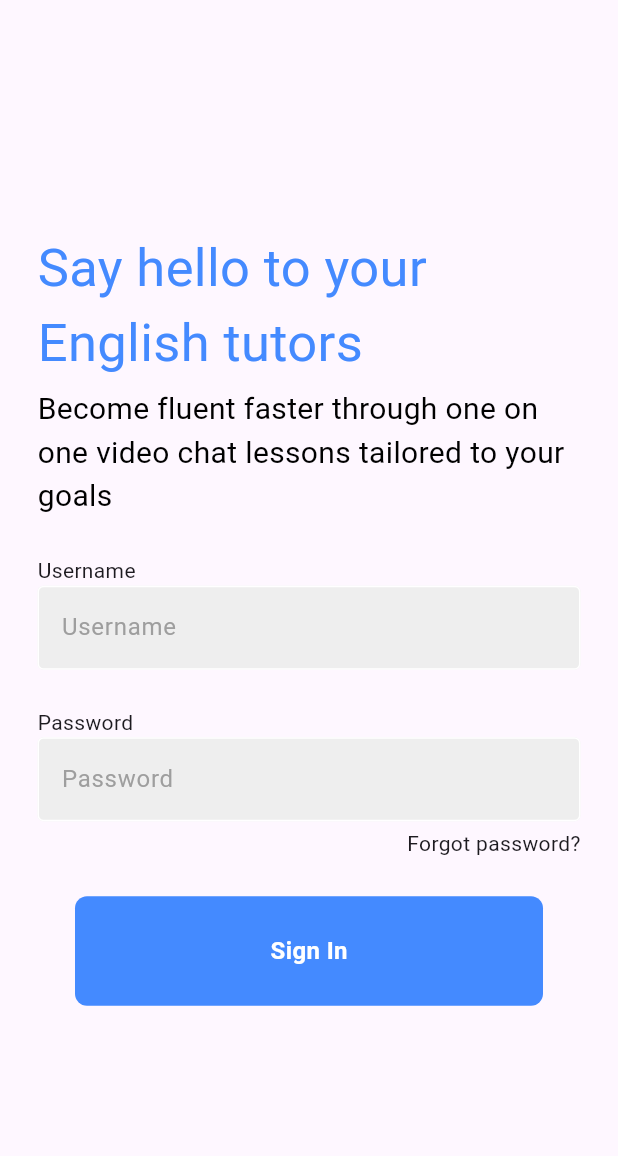
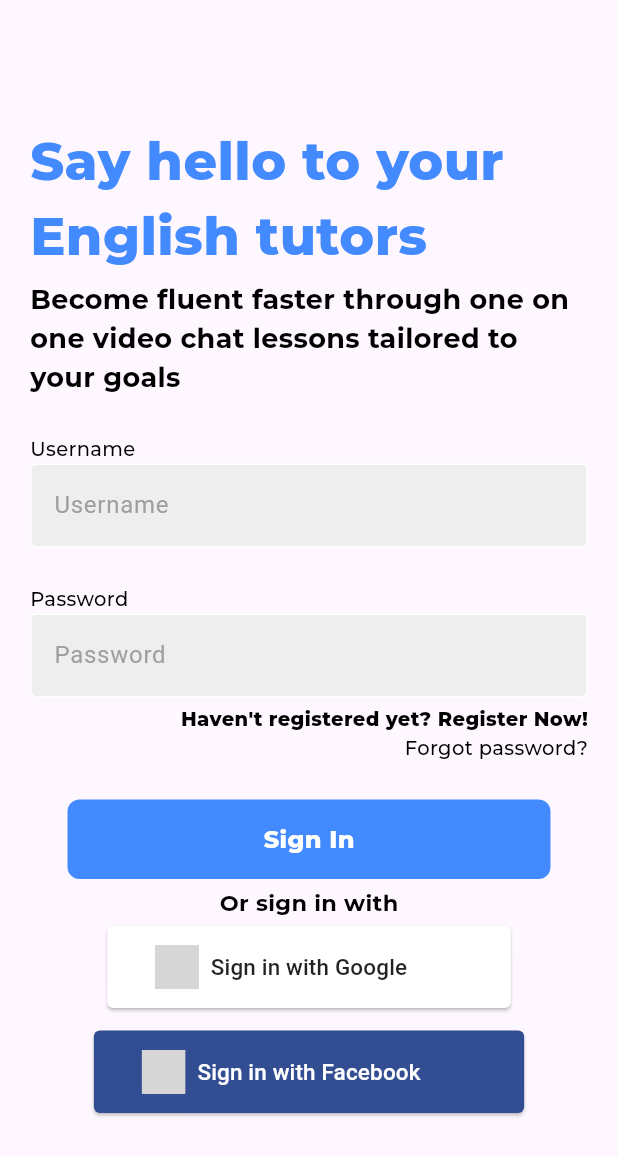
Before and after one commit to MinhSkyDev/MobileAdvanced_Lettutor, a Flutter app: the screen it shows after launch, on a phone screen of 412 x 824 dp. Shown: the top 1156 px of the screen. Run offline on Flutter 3.47's test engine with Material 3 defaults, Android fonts, the phone set to English and light mode, and no system bars; drawn by our look-alikes of social_login_buttons; our stand-ins replace bloc, flutter_bloc, google_fonts; missing offline and left inert: horizontal_list; grey boxes are pictures that could not be loaded.

Commit message:
fix (Stage-3): fix UI/UX

```diff
--- /dev/null
+++ b/lib/common_component/common_header_text.dart
@@ -0,0 +1,64 @@
+import 'package:flutter/material.dart';
+import 'package:google_fonts/google_fonts.dart';
+
+Widget TextHeader1(String text) {
+  return Text(text,
+      style: GoogleFonts.montserrat(
+        fontSize: 35,
+        textStyle: const TextStyle(color: Colors.blueAccent),
+        fontWeight: FontWeight.w800,
+      ));
+}
+
+Widget TextHeader2(String text) {
+  return Text(text,
+      style: GoogleFonts.montserrat(
+        fontSize: 15,
+        textStyle: const TextStyle(color: Colors.black),
+        fontWeight: FontWeight.w700,
+      ));
+}
+
+Widget TextHeader3(String text) {
+  return Text(text,
+      style: GoogleFonts.montserrat(
+        fontSize: 18,
+        textStyle: const TextStyle(color: Colors.black),
+        fontWeight: FontWeight.w700,
+      ));
+}
+
+Widget TextForButton(String text) {
+  return Text(text,
+      style: GoogleFonts.montserrat(
+        fontSize: 16,
+        textStyle: const TextStyle(color: Colors.white),
+        fontWeight: FontWeight.w800,
+      ));
+}
+
+Widget TextCommon(String text) {
+  return Text(text,
+      style: GoogleFonts.montserrat(
+        fontSize: 13,
+        textStyle: const TextStyle(color: Colors.black),
+        fontWeight: FontWeight.w500,
+      ));
+}
+
+Widget TextCommonBold(String text) {
+  return Text(text,
+      style: GoogleFonts.montserrat(
+        fontSize: 13,
+        textStyle: const TextStyle(color: Colors.black),
+        fontWeight: FontWeight.w800,
+      ));
+}
+
+TextStyle TextStyleCommon() {
+  return GoogleFonts.montserrat(
+    fontSize: 13,
+    textStyle: const TextStyle(color: Colors.black),
+    fontWeight: FontWeight.w500,
+  );
+}
--- a/lib/common_component/login_button.dart
+++ b/lib/common_component/login_button.dart
@@ -1,7 +1,5 @@
 import 'package:flutter/material.dart';
-import 'package:flutter/src/widgets/framework.dart';
-import 'package:flutter/src/widgets/placeholder.dart';
-import 'package:flutter/widgets.dart';
+import 'package:lettutor/common_component/common_header_text.dart';
 
 class LoginButton extends StatelessWidget {
   final Function()? onTap;
@@ -12,24 +10,16 @@ class LoginButton extends StatelessWidget {
     return GestureDetector(
       onTap: onTap,
       child: Container(
-        padding: const EdgeInsets.all(25),
+        padding: const EdgeInsets.all(15),
         margin: const EdgeInsets.symmetric(horizontal: 25),
         decoration: BoxDecoration(
           color: Colors.blueAccent,
           borderRadius: BorderRadius.circular(8),
         ),
-        child: const Center(
-          child: Text(
-            "Sign In",
-            style: TextStyle(
-              color: Colors.white,
-              fontWeight: FontWeight.bold,
-              fontSize: 16,
-            ),
-          ),
+        child: Center(
+          child: TextForButton("Sign In"),
         ),
       ),
     );
-    ;
   }
 }
--- a/lib/login/bloc/bloc/login_event.dart
+++ b/lib/login/bloc/bloc/login_event.dart
@@ -12,3 +12,5 @@ class LoginOnForgotPasswordClickButton extends LoginEvent {}
 class LoginOnUsernameTextWrite extends LoginEvent {}
 
 class LoginOnPasswordTextWrite extends LoginEvent {}
+
+class LoginOnRegisterTextPressEvent extends LoginEvent {}
--- a/lib/login/bloc/bloc/login_state.dart
+++ b/lib/login/bloc/bloc/login_state.dart
@@ -10,3 +10,5 @@ class LoginSigninLoading extends LoginState {}
 class LoginSiginLoadedSucces extends LoginState {}
 
 class LoginSigninLoadedFailed extends LoginState {}
+
+class LoginMoveToRegisterScreen extends LoginState {}
--- a/lib/login/ui/login.dart
+++ b/lib/login/ui/login.dart
@@ -1,9 +1,12 @@
 import "package:flutter/material.dart";
 import "package:flutter_bloc/flutter_bloc.dart";
+import "package:lettutor/common_component/common_header_text.dart";
 import "package:lettutor/common_component/login_button.dart";
 import "package:lettutor/common_component/login_textfield.dart";
 import "package:lettutor/dashboard/ui/dashboard.dart";
 import "package:lettutor/login/bloc/bloc/login_bloc.dart";
+import "package:lettutor/register/ui/register.dart";
+import "package:social_login_buttons/social_login_buttons.dart";
 
 class LoginScreen extends StatefulWidget {
   const LoginScreen({super.key});
@@ -30,14 +33,18 @@ class _LoginScreenState extends State<LoginScreen> {
         bloc: loginBloc,
         listener: (context, state) {
           if (state is LoginSiginLoadedSucces) {
-            Navigator.push(context,
-                MaterialPageRoute(builder: (context) => DashboardScreen()));
+            Navigator.push(
+                context,
+                MaterialPageRoute(
+                    builder: (context) => const DashboardScreen()));
+          } else if (state is LoginMoveToRegisterScreen) {
+            moveToRegisterScreen();
           }
         },
         builder: (context, state) {
           switch (state.runtimeType) {
             case LoginSigninLoading:
-              return Center(child: CircularProgressIndicator());
+              return const Center(child: CircularProgressIndicator());
             default:
               return LoginInitialView();
           }
@@ -50,31 +57,32 @@ class _LoginScreenState extends State<LoginScreen> {
     loginBloc.add(LoginOnSigninClickButtonEvent());
   }
 
+  void onRegisterTextButtonPress() {
+    loginBloc.add(LoginOnRegisterTextPressEvent());
+  }
+
+  void onMoveToRegisterTextInput() {}
+
   Center LoginInitialView() {
     return Center(
       child: Padding(
-        padding: EdgeInsets.symmetric(horizontal: 25),
+        padding: const EdgeInsets.all(20),
         child: Column(
           mainAxisAlignment: MainAxisAlignment.center,
           children: [
-            Text(
-              "Say hello to your English tutors",
-              style: TextStyle(color: Colors.blueAccent, fontSize: 35),
-            ),
+            TextHeader1("Say hello to your English tutors"),
             const SizedBox(height: 5),
-            Text(
-              "Become fluent faster through one on one video chat lessons tailored to your goals",
-              style: TextStyle(color: Colors.black, fontSize: 20),
-            ),
+            TextHeader3(
+                "Become fluent faster through one on one video chat lessons tailored to your goals"),
             const SizedBox(
               height: 25,
             ),
             Padding(
-              padding: EdgeInsets.symmetric(horizontal: 0),
+              padding: const EdgeInsets.symmetric(horizontal: 0),
               child: Row(
                 mainAxisAlignment: MainAxisAlignment.start,
                 children: [
-                  Text("Username"),
+                  TextCommon("Username"),
                 ],
               ),
             ),
@@ -87,11 +95,11 @@ class _LoginScreenState extends State<LoginScreen> {
               height: 25,
             ),
             Padding(
-              padding: EdgeInsets.symmetric(horizontal: 0),
+              padding: const EdgeInsets.symmetric(horizontal: 0),
               child: Row(
                 mainAxisAlignment: MainAxisAlignment.start,
                 children: [
-                  Text("Password"),
+                  TextCommon("Password"),
                 ],
               ),
             ),
@@ -106,16 +114,49 @@ class _LoginScreenState extends State<LoginScreen> {
               mainAxisAlignment: MainAxisAlignment.end,
               children: [
                 GestureDetector(
+                  onTap: () {
+                    onRegisterTextButtonPress();
+                  },
+                  child:
+                      TextCommonBold("Haven't registered yet? Register Now!"),
+                ),
+              ],
+            ),
+            Row(
+              mainAxisAlignment: MainAxisAlignment.end,
+              children: [
+                GestureDetector(
                   onTap: () {},
-                  child: Text("Forgot password?"),
+                  child: TextCommon("Forgot password?"),
                 ),
               ],
             ),
             const SizedBox(height: 25),
             LoginButton(onTap: onSigninButton),
+            const SizedBox(height: 5),
+            TextHeader2("Or sign in with"),
+            const SizedBox(
+              height: 5,
+            ),
+            SocialLoginButton(
+              buttonType: SocialLoginButtonType.google,
+              onPressed: () {},
+              mode: SocialLoginButtonMode.multi,
+            ),
+            const SizedBox(height: 15),
+            SocialLoginButton(
+              buttonType: SocialLoginButtonType.facebook,
+              onPressed: () {},
+              mode: SocialLoginButtonMode.multi,
+            ),
           ],
         ),
       ),
     );
   }
+
+  void moveToRegisterScreen() {
+    Navigator.push(context,
+        MaterialPageRoute(builder: (context) => const RegisterScreen()));
+  }
 }
--- /dev/null
+++ b/lib/register/bloc/bloc/register_bloc.dart
@@ -0,0 +1,13 @@
+import 'package:bloc/bloc.dart';
+import 'package:meta/meta.dart';
+
+part 'register_event.dart';
+part 'register_state.dart';
+
+class RegisterBloc extends Bloc<RegisterEvent, RegisterState> {
+  RegisterBloc() : super(RegisterInitial()) {
+    on<RegisterEvent>((event, emit) {
+      // TODO: implement event handler
+    });
+  }
+}
--- /dev/null
+++ b/lib/register/bloc/bloc/register_event.dart
@@ -0,0 +1,3 @@
+part of 'register_bloc.dart';
+
+abstract class RegisterEvent {}
--- /dev/null
+++ b/lib/register/bloc/bloc/register_state.dart
@@ -0,0 +1,5 @@
+part of 'register_bloc.dart';
+
+abstract class RegisterState {}
+
+class RegisterInitial extends RegisterState {}
--- a/pubspec.yaml
+++ b/pubspec.yaml
@@ -37,6 +37,8 @@ dependencies:
   cupertino_icons: ^1.0.2
   flutter_bloc: ^8.1.3
   google_fonts: ^6.1.0
+  social_login_buttons: ^1.0.7
+  horizontal_list: ^0.0.7
 
 dev_dependencies:
   flutter_test:
```
Also changed, not shown: lib/common_component/common_rounded_button.dart (+45 -5 lines), lib/common_component/common_textfield.dart (+2 -5 lines), lib/find_tutor/ui/find_tutor.dart (+25 -16 lines), lib/login/bloc/bloc/login_bloc.dart (+10 -0 lines), lib/register/ui/register.dart (added, +123 -0 lines), lib/common_component/common_button.dart (added), pubspec.lock.
